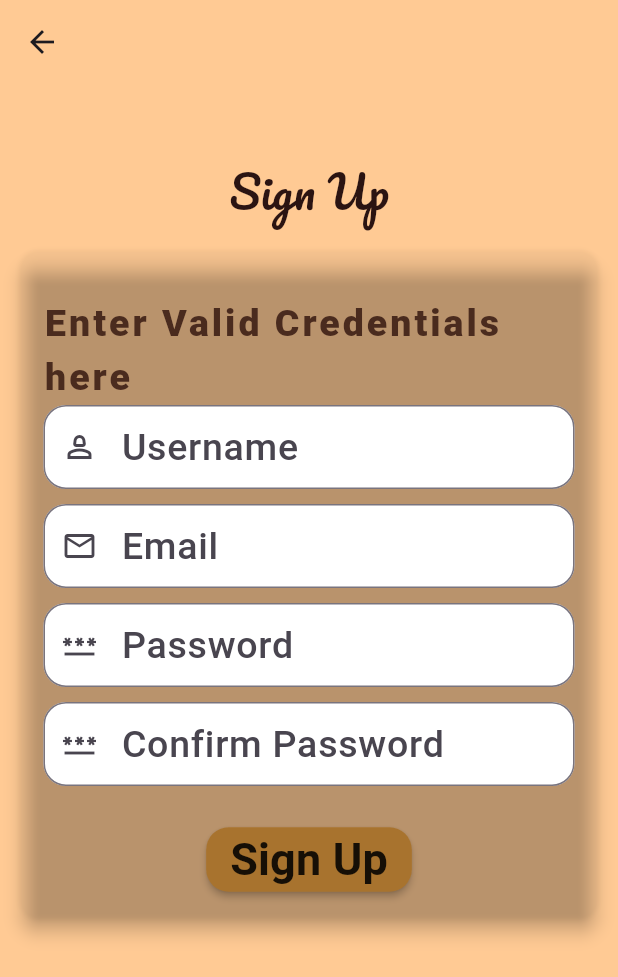
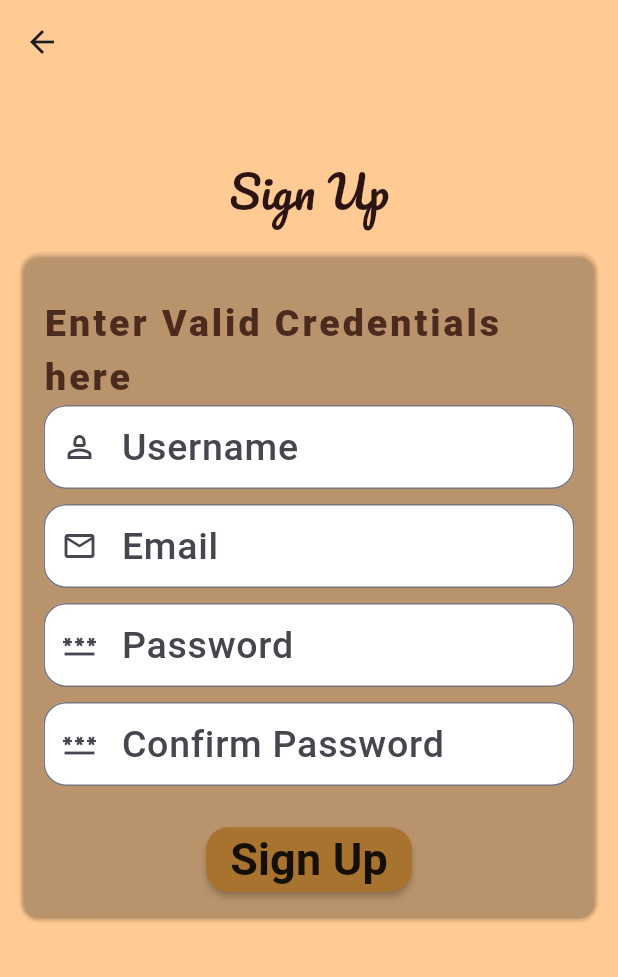
Before and after one commit to najeebnaju512/to_do_app, a Flutter app: the screen it shows after launch, after a tap on "Sign Up Here..", on a phone screen of 412 x 824 dp. Shown: the top 977 px of the screen. Run offline on Flutter 3.47's test engine with Material 3 defaults, Android fonts, the phone set to English and light mode, and no system bars; our stand-ins replace google_fonts; Roboto replaces fonts that are missing (Whisper).

Commit message:
12/50--18/1/24

```diff
--- a/lib/view/signIn.dart
+++ b/lib/view/signIn.dart
@@ -39,7 +39,6 @@ class SignIn extends StatelessWidget {
                       ),
                       //card with transparent background
                       Card(
-                        elevation: 5,
                         color: Colors.transparent,
                         child: Padding(
                           padding: const EdgeInsets.all(15.0),
--- a/lib/view/signup.dart
+++ b/lib/view/signup.dart
@@ -39,7 +39,6 @@ class SignUp extends StatelessWidget {
                       ),
                       //card with transparent background
                       Card(
-                        elevation: 5,
                         color: Colors.transparent,
                         child: Padding(
                           padding: const EdgeInsets.all(15.0),
```
